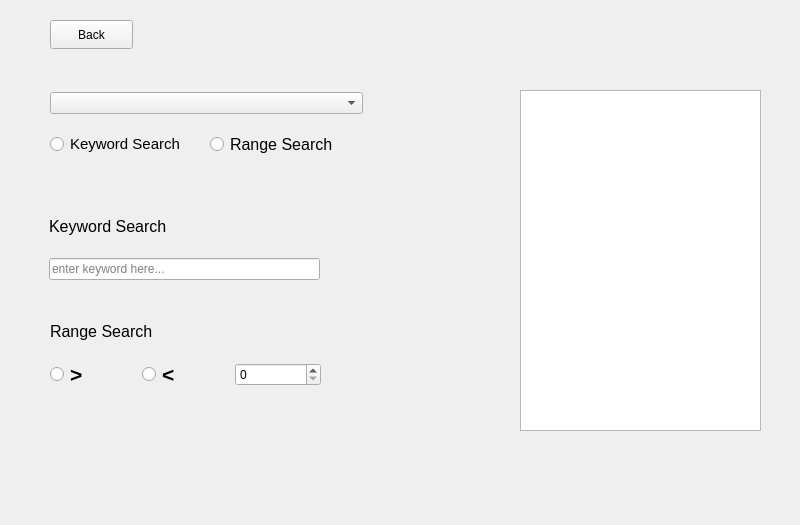
This is mainwindow.ui in joeyCampbelll/FGCProjectQt as Qt 5 draws it before an edit. The edited form follows.
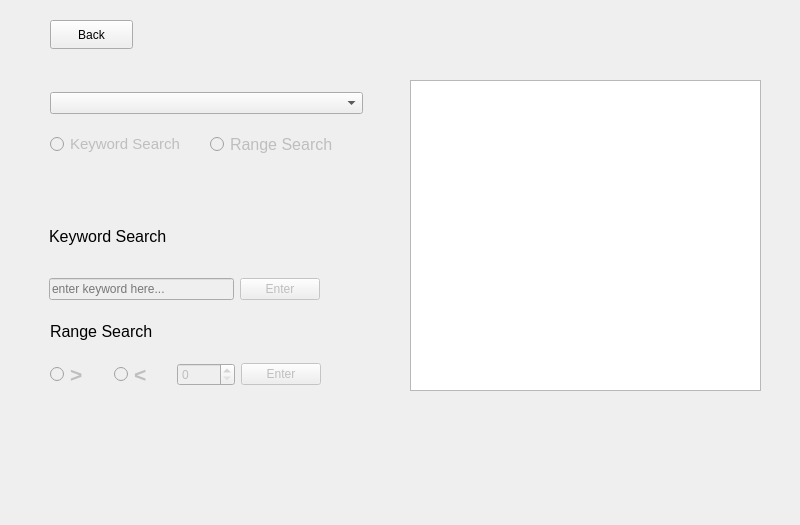
This is the edited form.

Commit message: can now create filters with keywords

Diff of the .ui file:
```diff
--- a/mainwindow.ui
+++ b/mainwindow.ui
@@ -177,7 +177,7 @@
         <x>49</x>
         <y>200</y>
         <width>271</width>
-        <height>80</height>
+        <height>100</height>
        </rect>
       </property>
       <layout class="QVBoxLayout" name="verticalLayout_11">
@@ -198,11 +198,28 @@
         </widget>
        </item>
        <item>
-        <widget class="QLineEdit" name="lineEdit_KeyWordEntry_4">
-         <property name="placeholderText">
-          <string>enter keyword here...</string>
-         </property>
-        </widget>
+        <layout class="QGridLayout" name="gridLayout">
+         <item row="0" column="0">
+          <widget class="QLineEdit" name="lineEdit_KeywordEntry">
+           <property name="enabled">
+            <bool>false</bool>
+           </property>
+           <property name="placeholderText">
+            <string>enter keyword here...</string>
+           </property>
+          </widget>
+         </item>
+         <item row="0" column="1">
+          <widget class="QPushButton" name="pushButton_EnterKeyword">
+           <property name="enabled">
+            <bool>false</bool>
+           </property>
+           <property name="text">
+            <string>Enter</string>
+           </property>
+          </widget>
+         </item>
+        </layout>
        </item>
       </layout>
      </widget>
@@ -235,7 +252,10 @@
        <item>
         <layout class="QGridLayout" name="gridLayout_8">
          <item row="0" column="1">
-          <widget class="QRadioButton" name="radioButton_GreaterThan_4">
+          <widget class="QRadioButton" name="radioButton_GreaterThan">
+           <property name="enabled">
+            <bool>false</bool>
+           </property>
            <property name="font">
             <font>
              <pointsize>16</pointsize>
@@ -247,11 +267,11 @@
            </property>
           </widget>
          </item>
-         <item row="0" column="3">
-          <widget class="QSpinBox" name="spinBox_RangeValue_4"/>
-         </item>
          <item row="0" column="2">
-          <widget class="QRadioButton" name="radioButton_LessThan_4">
+          <widget class="QRadioButton" name="radioButton_LessThan">
+           <property name="enabled">
+            <bool>false</bool>
+           </property>
            <property name="font">
             <font>
              <pointsize>16</pointsize>
@@ -263,6 +283,23 @@
            </property>
           </widget>
          </item>
+         <item row="0" column="3">
+          <widget class="QSpinBox" name="spinBox_RangeValue">
+           <property name="enabled">
+            <bool>false</bool>
+           </property>
+          </widget>
+         </item>
+         <item row="0" column="4">
+          <widget class="QPushButton" name="pushButton_EnterRange">
+           <property name="enabled">
+            <bool>false</bool>
+           </property>
+           <property name="text">
+            <string>Enter</string>
+           </property>
+          </widget>
+         </item>
         </layout>
        </item>
       </layout>
@@ -290,7 +327,10 @@
        <item>
         <layout class="QGridLayout" name="gridLayout_9">
          <item row="0" column="0">
-          <widget class="QRadioButton" name="radioButton_KeywordSearch_4">
+          <widget class="QRadioButton" name="radioButton_KeywordSearch">
+           <property name="enabled">
+            <bool>false</bool>
+           </property>
            <property name="font">
             <font>
              <pointsize>11</pointsize>
@@ -302,7 +342,10 @@
           </widget>
          </item>
          <item row="0" column="1">
-          <widget class="QRadioButton" name="radioButton_RangeSearch_4">
+          <widget class="QRadioButton" name="radioButton_RangeSearch">
+           <property name="enabled">
+            <bool>false</bool>
+           </property>
            <property name="font">
             <font>
              <pointsize>12</pointsize>
@@ -320,10 +363,10 @@
      <widget class="QTextEdit" name="textEdit_FilterPreview">
       <property name="geometry">
        <rect>
-        <x>520</x>
-        <y>90</y>
-        <width>241</width>
-        <height>341</height>
+        <x>410</x>
+        <y>80</y>
+        <width>351</width>
+        <height>311</height>
        </rect>
       </property>
      </widget>
```
Left out of the diff: 6 changed lines with no effect on the pictures. The commit also changes 5 other files.
